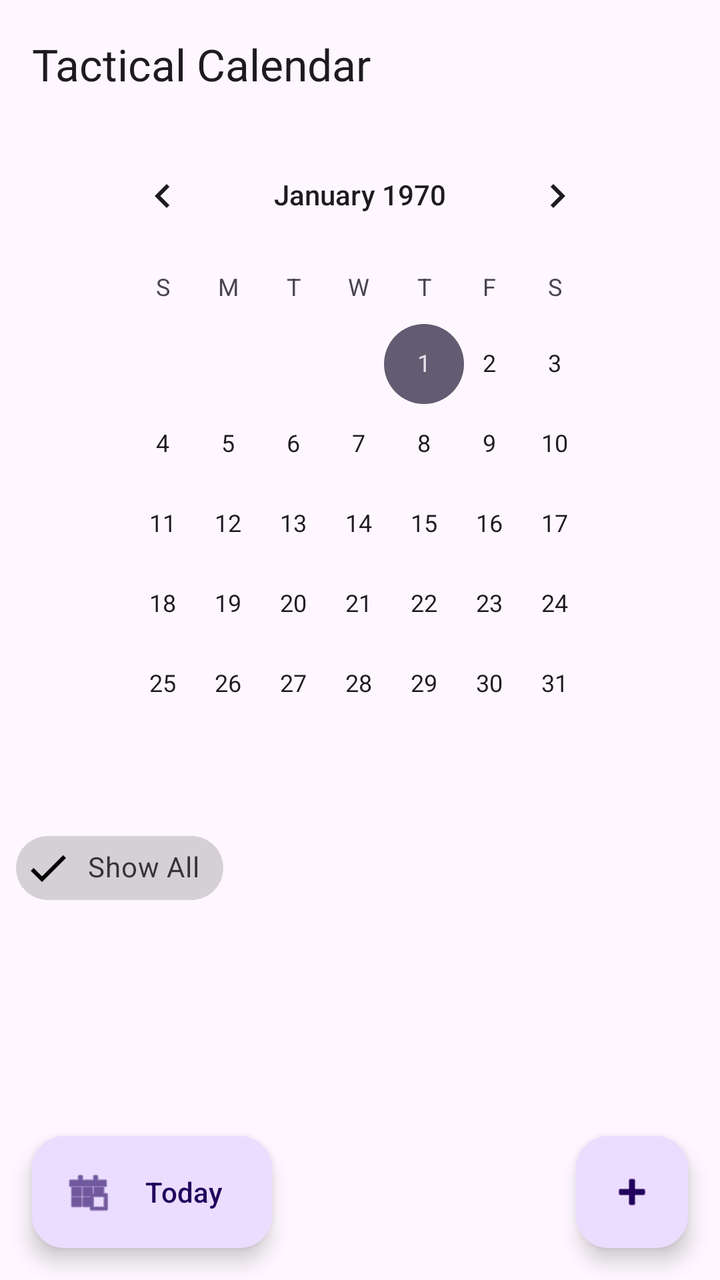
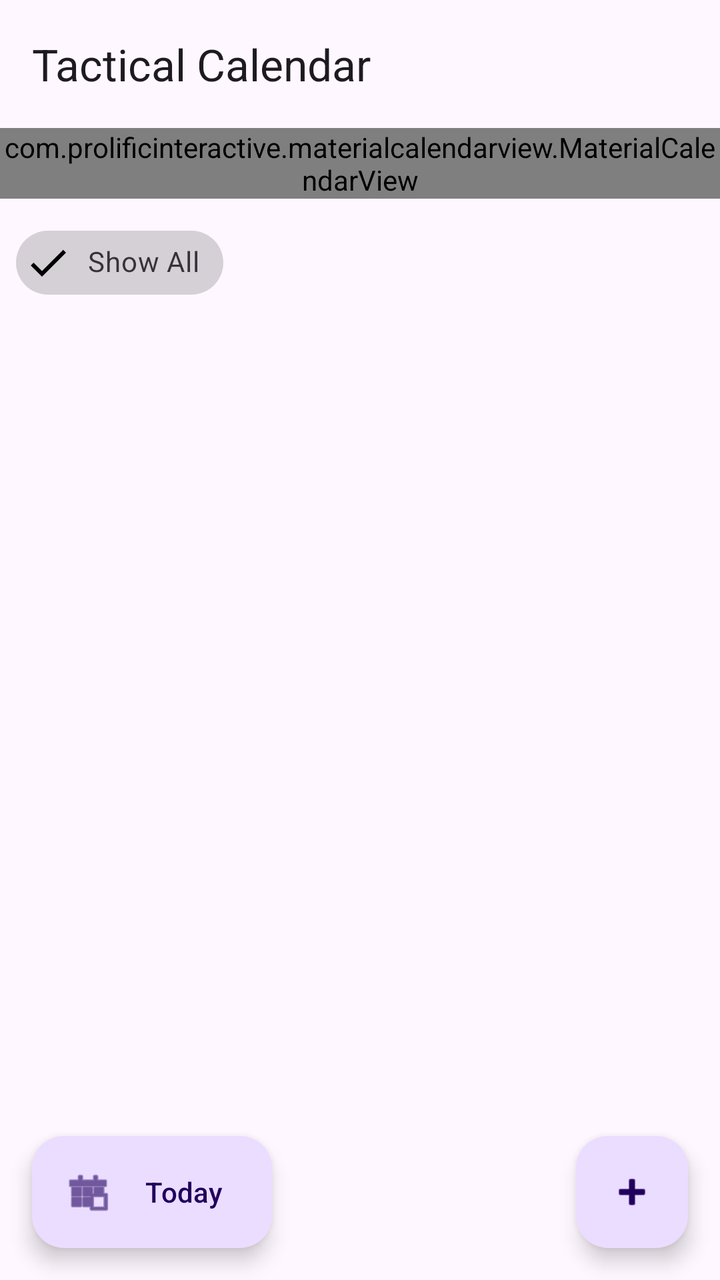

Before-and-after screenshots of an Android layout around one commit, followed by the original layout XML and the change that was made.
<!-- AndroidManifest.xml: application theme Theme.TacticalCalendar -->
<!-- res/layout/activity_main.xml -->
<?xml version="1.0" encoding="utf-8"?>
<androidx.coordinatorlayout.widget.CoordinatorLayout xmlns:android="http://schemas.android.com/apk/res/android"
    xmlns:app="http://schemas.android.com/apk/res-auto"
    xmlns:tools="http://schemas.android.com/tools"
    android:id="@+id/main"
    android:layout_width="match_parent"
    android:layout_height="match_parent"
    android:fitsSystemWindows="true"
    tools:context=".MainActivity">

    <com.google.android.material.appbar.AppBarLayout
        android:layout_width="match_parent"
        android:layout_height="wrap_content">

        <com.google.android.material.appbar.MaterialToolbar
            android:id="@+id/toolbar"
            android:layout_width="match_parent"
            android:layout_height="?attr/actionBarSize"
            app:title="Tactical Calendar" />

    </com.google.android.material.appbar.AppBarLayout>

    <androidx.constraintlayout.widget.ConstraintLayout
        android:layout_width="match_parent"
        android:layout_height="match_parent"
        app:layout_behavior="@string/appbar_scrolling_view_behavior">

        <CalendarView
            android:id="@+id/calendarView"
            android:layout_width="0dp"
            android:layout_height="wrap_content"
            app:layout_constraintWidth_percent="0.75"
            app:layout_constraintEnd_toEndOf="parent"
            app:layout_constraintStart_toStartOf="parent"
            app:layout_constraintTop_toTopOf="parent" />

        <HorizontalScrollView
            android:id="@+id/tagFiltersScroll"
            android:layout_width="match_parent"
            android:layout_height="wrap_content"
            android:padding="8dp"
            app:layout_constraintTop_toBottomOf="@id/calendarView">

            <com.google.android.material.chip.ChipGroup
                android:id="@+id/tagChipGroup"
                android:layout_width="wrap_content"
                android:layout_height="wrap_content"
                app:singleLine="true">

                <com.google.android.material.chip.Chip
                    android:id="@+id/chipShowAll"
                    style="@style/Widget.MaterialComponents.Chip.Filter"
                    android:layout_width="wrap_content"
                    android:layout_height="wrap_content"
                    android:text="Show All"
                    android:checked="true"/>
            </com.google.android.material.chip.ChipGroup>
        </HorizontalScrollView>

        <androidx.recyclerview.widget.RecyclerView
            android:id="@+id/recyclerViewEntries"
            android:layout_width="match_parent"
            android:layout_height="0dp"
            app:layout_constraintBottom_toBottomOf="parent"
            app:layout_constraintTop_toBottomOf="@id/tagFiltersScroll" />

    </androidx.constraintlayout.widget.ConstraintLayout>

    <com.google.android.material.floatingactionbutton.FloatingActionButton
        android:id="@+id/fabAddEntry"
        android:layout_width="wrap_content"
        android:layout_height="wrap_content"
        android:layout_gravity="bottom|end"
        android:layout_margin="16dp"
        android:contentDescription="Add Entry"
        app:srcCompat="@android:drawable/ic_input_add" />

    <com.google.android.material.floatingactionbutton.ExtendedFloatingActionButton
        android:id="@+id/fabToday"
        android:layout_width="wrap_content"
        android:layout_height="wrap_content"
        android:layout_gravity="bottom|start"
        android:layout_margin="16dp"
        android:text="Today"
        app:icon="@android:drawable/ic_menu_today" />

</androidx.coordinatorlayout.widget.CoordinatorLayout>
<!-- resources referenced by this layout -->
<resources>
  <style name="Theme.TacticalCalendar" parent="Base.Theme.TacticalCalendar" />
  <style name="Base.Theme.TacticalCalendar" parent="Theme.Material3.DayNight.NoActionBar">
          
          
      </style>
</resources>

<!-- the commit's change to res/layout/activity_main.xml (unified diff, before → after) -->
@@ -25,13 +25,12 @@
         android:layout_height="match_parent"
         app:layout_behavior="@string/appbar_scrolling_view_behavior">
 
-        <CalendarView
+        <com.prolificinteractive.materialcalendarview.MaterialCalendarView
             android:id="@+id/calendarView"
-            android:layout_width="0dp"
+            android:layout_width="match_parent"
             android:layout_height="wrap_content"
-            app:layout_constraintWidth_percent="0.75"
-            app:layout_constraintEnd_toEndOf="parent"
-            app:layout_constraintStart_toStartOf="parent"
+            app:mcv_showOtherDates="all"
+            app:mcv_selectionColor="#00F"
             app:layout_constraintTop_toTopOf="parent" />
 
         <HorizontalScrollView
